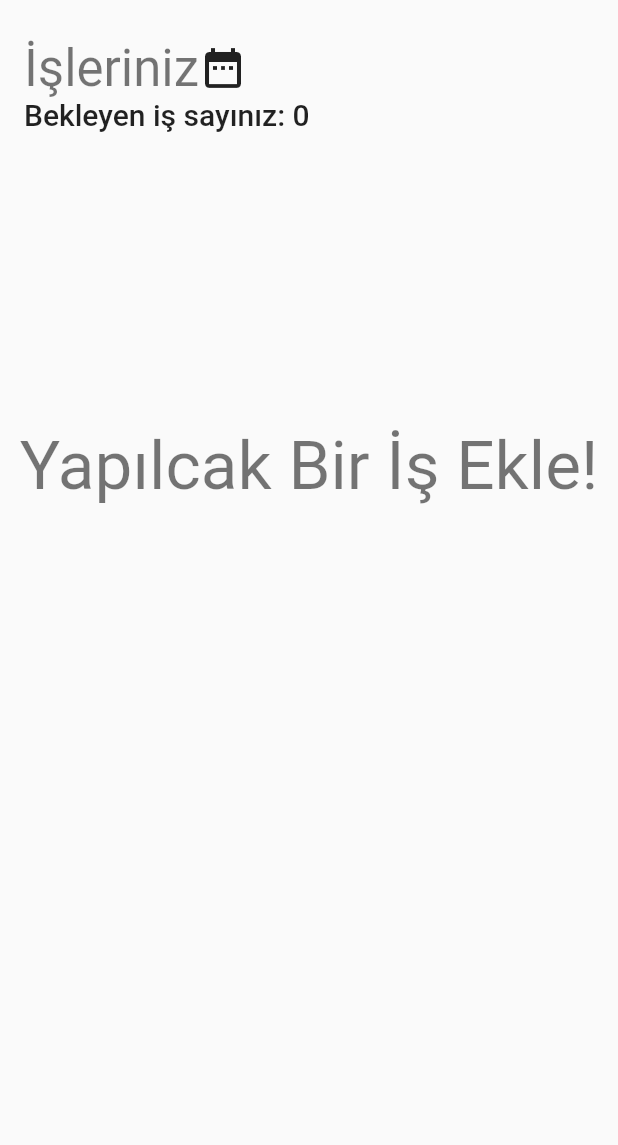
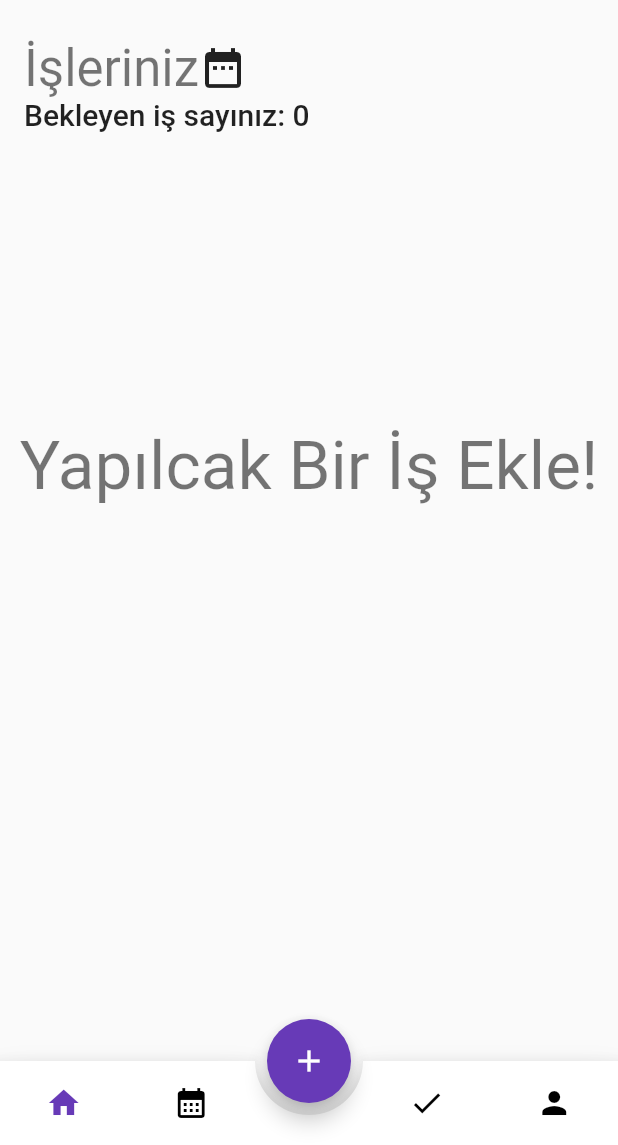
Before and after one commit to EnginBolat/todo-app, a Flutter app: the EditTodoPage screen opened directly with empty values, after a tap on "Güncelle", on a phone screen of 412 x 824 dp, the part 91-1236 px from its top. Run offline on Flutter 3.47's test engine with Material 2 defaults, Android fonts, the phone set to English and light mode, and no system bars; drawn by our look-alikes of animated_bottom_navigation_bar; our stand-ins replace bloc, flutter_bloc, flutter_slidable, shared_preferences, sqflite, table_calendar; accounts and stored records are empty; network calls fail.

Commit message:
Update Button Fix

```diff
--- a/lib/view/edit_todo_page/edit_todo_page.dart
+++ b/lib/view/edit_todo_page/edit_todo_page.dart
@@ -1,14 +1,14 @@
 import 'package:flutter/material.dart';
 import 'package:todo_app/service/db/database_service.dart';
-import 'package:todo_app/view/home_page/home_page.dart';
 import 'package:todo_app/widgets/spacer_widget.dart';
 
 import '../../constants/app_padding.dart';
 import '../../model/todo_model.dart';
 import '../../widgets/text_date_format.dart';
+import '../bottom_nav_bar_page/bottom_nav_bar_page.dart';
 
 class EditTodoPage extends StatefulWidget {
-  EditTodoPage({Key? key, required this.id}) : super(key: key);
+  const EditTodoPage({Key? key, required this.id}) : super(key: key);
   final int id;
 
   @override
@@ -111,9 +111,10 @@ class _EditTodoPageState extends State<EditTodoPage> {
                   onPressed: () async {
                     updateTodo();
                     Navigator.pushReplacement(
-                        context,
-                        MaterialPageRoute(
-                            builder: (context) => const HomePage()));
+                      context,
+                      MaterialPageRoute(
+                          builder: (context) => const BottomNavBarPage()),
+                    );
                   },
                   child: const Text(
                     "Güncelle",
@@ -127,11 +128,14 @@ class _EditTodoPageState extends State<EditTodoPage> {
     );
   }
 
-  void updateTodo() async {
-    await DatabaseService().updateTodo(
-      item!.title,
-      item!.description,
-      currentDate ?? item!.createdDate,
-    );
+  Future updateTodo() async {
+    final todo = item!.copy(
+        isDone: item!.isDone,
+        createdDate: currentDate ?? item!.createdDate,
+        description: descController.text,
+        id: item!.id,
+        title: titleController.text);
+
+    await DatabaseService().updateTodo(todo);
   }
 }
```
